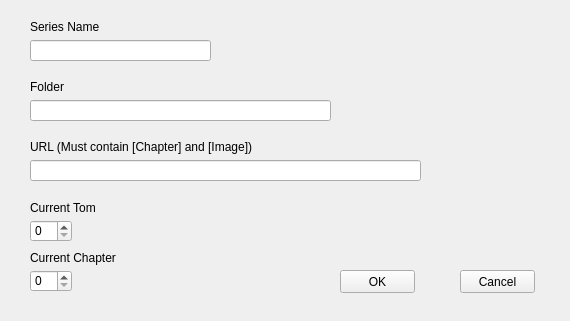
BadamBoum/GestionScans, file src/add.ui: the form before one commit.
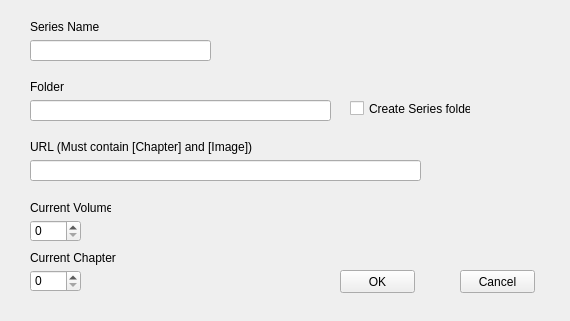
The form after the commit.

```diff
--- a/src/add.ui
+++ b/src/add.ui
@@ -18,10 +18,13 @@
     <rect>
      <x>30</x>
      <y>220</y>
-     <width>42</width>
+     <width>51</width>
      <height>22</height>
     </rect>
    </property>
+   <property name="maximum">
+    <number>250</number>
+   </property>
   </widget>
   <widget class="QLabel" name="Chapter">
    <property name="geometry">
@@ -41,10 +44,13 @@
     <rect>
      <x>30</x>
      <y>270</y>
-     <width>42</width>
+     <width>51</width>
      <height>22</height>
     </rect>
    </property>
+   <property name="maximum">
+    <number>5000</number>
+   </property>
   </widget>
   <widget class="QWidget" name="layoutWidget">
    <property name="geometry">
@@ -116,7 +122,7 @@
     <string>Cancel</string>
    </property>
   </widget>
-  <widget class="QWidget" name="">
+  <widget class="QWidget" name="layoutWidget">
    <property name="geometry">
     <rect>
      <x>30</x>
@@ -143,12 +149,25 @@
     <rect>
      <x>30</x>
      <y>200</y>
-     <width>66</width>
+     <width>81</width>
      <height>16</height>
     </rect>
    </property>
    <property name="text">
-    <string>Current Tome</string>
+    <string>Current Volume</string>
+   </property>
+  </widget>
+  <widget class="QCheckBox" name="AddCreateFolder">
+   <property name="geometry">
+    <rect>
+     <x>350</x>
+     <y>100</y>
+     <width>121</width>
+     <height>17</height>
+    </rect>
+   </property>
+   <property name="text">
+    <string>Create Series folder</string>
    </property>
   </widget>
  </widget>
```
Left out of the diff: 4 changed lines with no effect on the pictures.
